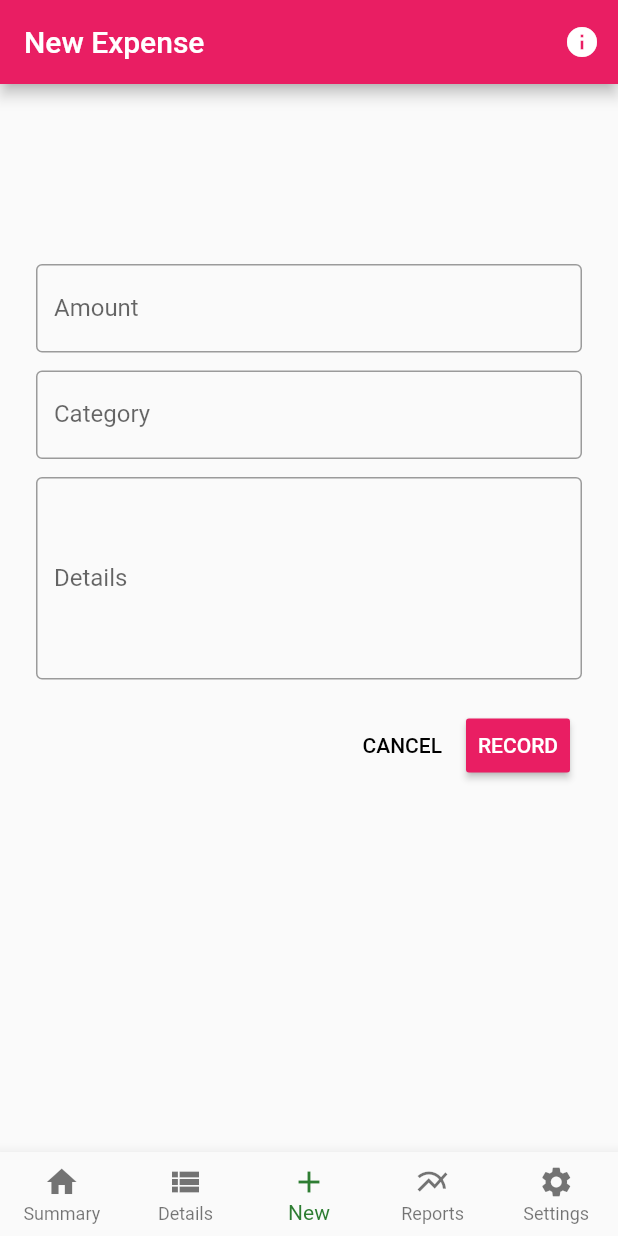
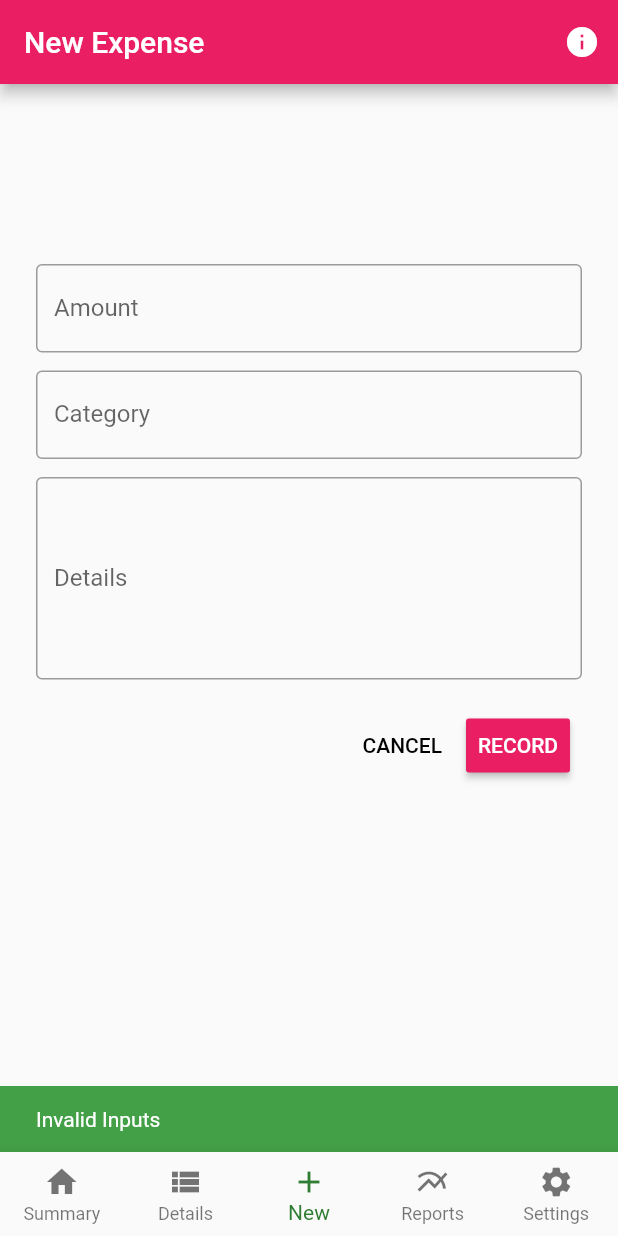
Before and after one commit to kraulain/simple_expense_tracker, a Flutter app: the screen it shows after launch, item 3 of the bottom bar chosen, after a tap on "RECORD", on a phone screen of 412 x 824 dp. Run offline on Flutter 3.47's test engine with Material 2 defaults, Android fonts, the phone set to English and light mode, and no system bars; our stand-ins replace sqflite; accounts and stored records are empty; Roboto replaces fonts that are missing (Raleway).

Commit message:
add input validation for new expense form

```diff
--- a/lib/views/details_page.dart
+++ b/lib/views/details_page.dart
@@ -148,8 +148,10 @@ class _DetailsPageState extends State<DetailsPage> {
         });
       });
       Scaffold.of(context).showSnackBar(SnackBar(
-          duration: const Duration(seconds: 1),
-          content: Text('Expense deleted Succesfully')));
+        duration: const Duration(seconds: 1),
+        content: Text('Expense deleted Succesfully'),
+        backgroundColor: Colors.green[600],
+      ));
     });
   }
 }
--- a/lib/views/new_expense_page.dart
+++ b/lib/views/new_expense_page.dart
@@ -41,14 +41,16 @@ class _NewExpensePageState extends State<NewExpensePage> {
               controller: _amountController,
               decoration: InputDecoration(
                 labelText: 'Amount',
-                  hintText: 'Enter the amount spent'),
+                hintText: 'Enter the amount spent',
+              ),
             ),
             SizedBox(height: 12.0),
             TextField(
               controller: _categoryController,
               decoration: InputDecoration(
                 labelText: 'Category',
-                  hintText: 'Ex: Transport, Telephone, Rent '),
+                hintText: 'Ex: Transport, Telephone, Rent ',
+              ),
             ),
             SizedBox(height: 12.0),
             TextField(
@@ -56,7 +58,8 @@ class _NewExpensePageState extends State<NewExpensePage> {
               controller: _detailsController,
               decoration: InputDecoration(
                 labelText: 'Details',
-                  hintText: 'Detailed description of what you spent on.'),
+                hintText: 'Detailed description of what you spent on.',
+              ),
             ),
             SizedBox(height: 12.0),
             ButtonBar(
@@ -71,15 +74,27 @@ class _NewExpensePageState extends State<NewExpensePage> {
                   color: Colors.pink[500],
                   child: Text('RECORD'),
                   onPressed: () {
+                    if (validateInputs()) {
                       Expense expense = Expense(
                           amount: double.parse(_amountController.text),
                           category: _categoryController.text,
                           details: _detailsController.text,
                           dateTime: new DateTime.now());
-                    _expenseController.newExpense(expense).then((newExpense){
+                      _expenseController.newExpense(expense).then((newExpense) {
                         clearTextFields();
-                      Scaffold.of(context).showSnackBar(SnackBar(duration: const Duration(seconds: 1), content: Text('Expense Recorded Succesfully')));
+                        Scaffold.of(context).showSnackBar(SnackBar(
+                          duration: const Duration(seconds: 1),
+                          content: Text('Expense Recorded Succesfully'),
+                          backgroundColor: Colors.green[600],
+                        ));
                       });
+                    } else {
+                      Scaffold.of(context).showSnackBar(SnackBar(
+                        duration: const Duration(seconds: 1),
+                        content: Text('Invalid Inputs'),
+                        backgroundColor: Colors.green[600],
+                      ));
+                    }
                     //TODO: change tab
                   },
                 ),
@@ -91,9 +106,20 @@ class _NewExpensePageState extends State<NewExpensePage> {
     );
   }
 
-  clearTextFields() {
+  void clearTextFields() {
     _amountController.clear();
     _categoryController.clear();
     _detailsController.clear();
   }
+
+  bool validateInputs() {
+    if (_amountController.text.isNotEmpty &&
+        double.tryParse(_amountController.text) != null) {
+      if (_categoryController.text.isNotEmpty) {
+        return true;
       }
+    }
+
+    return false;
+  }
+}
```
Lines whose indentation alone changed are shown as unchanged.
